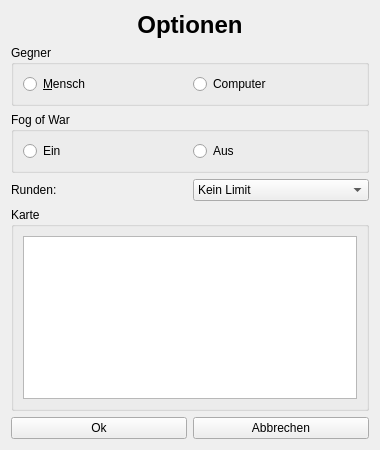
First picture: the form in BattleIsle/optionswidget.ui, repository BenjaminBerkei/Swt-Praktikum, before the edit.
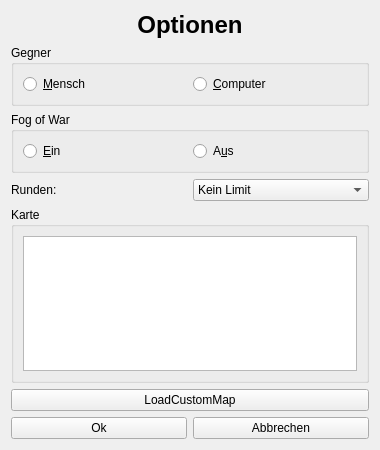
Second picture: the form after the edit.

Commit message: Log angepasst, Zeitmessung KI, Depot repair fix, auto repairFix, Ki fix, CustomLoadMap added

```diff
--- a/BattleIsle/optionswidget.ui
+++ b/BattleIsle/optionswidget.ui
@@ -39,7 +39,7 @@
         <item>
          <widget class="QRadioButton" name="radioButton_computer">
           <property name="text">
-           <string>Computer</string>
+           <string>&amp;Computer</string>
           </property>
          </widget>
         </item>
@@ -59,14 +59,14 @@
         <item>
          <widget class="QRadioButton" name="radioButton_fogOfWarOn">
           <property name="text">
-           <string>Ein</string>
+           <string>&amp;Ein</string>
           </property>
          </widget>
         </item>
         <item>
          <widget class="QRadioButton" name="radioButton_fogOfWarOff">
           <property name="text">
-           <string>Aus</string>
+           <string>A&amp;us</string>
           </property>
          </widget>
         </item>
@@ -122,6 +122,13 @@
      </layout>
     </widget>
    </item>
+   <item>
+    <widget class="QPushButton" name="qbutton_loadCustomMap">
+     <property name="text">
+      <string>LoadCustomMap</string>
+     </property>
+    </widget>
+   </item>
    <item>
     <layout class="QHBoxLayout" name="horizontalLayout_4">
      <item>
```
Left out of the diff: 6 changed lines with no effect on the pictures. The commit also changes 34 other files.
